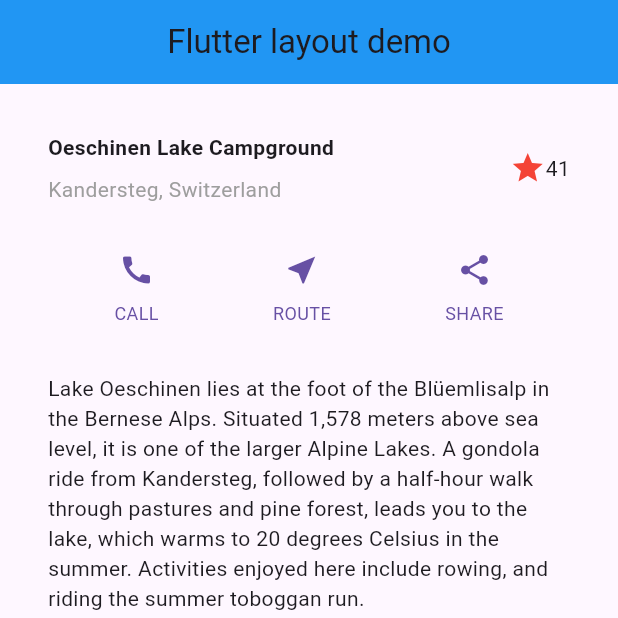
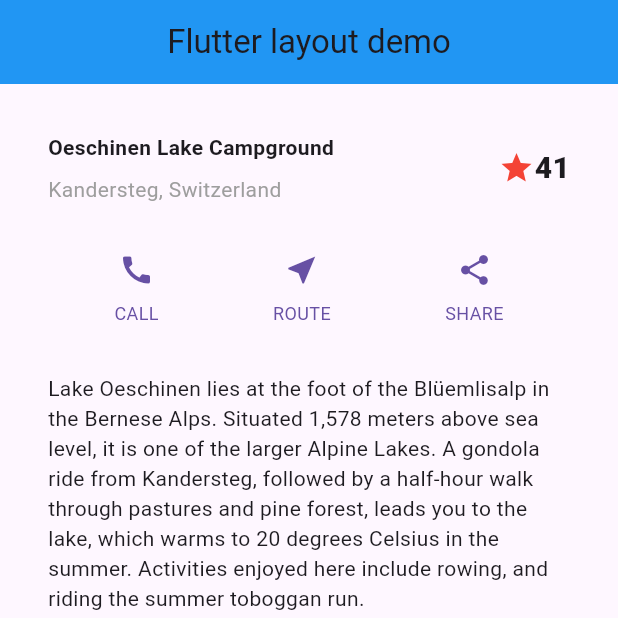
Before and after one commit to azusa-hara-gw/flutter_tutolial, a Flutter app: the screen it shows after launch, on a phone screen of 412 x 824 dp, the top half of it. Run offline on Flutter 3.47's test engine with Material 3 defaults, Android fonts, the phone set to English and light mode, and no system bars.

Commit message:
いろいろコメント追加

```diff
--- a/lib/main.dart
+++ b/lib/main.dart
@@ -3,6 +3,7 @@ import 'package:flutter/material.dart';
 void main() => runApp(const MyApp());
 
 //メイン部分
+//基本的にここで定義してその下にアイテムを加えていく
 class MyApp extends StatelessWidget {
   const MyApp({super.key});
 
@@ -59,9 +60,13 @@ class TitleSection extends StatelessWidget {
   final String name;
   final String location;
 
+//Padding以降をメインクラスに書くことができる
+//StatelessWidgetで切り出すことでメインを軽くする（コードを見やすくしている、ネストを深くしない）
+//切り出し方は人それぞれの好み
   @override
   Widget build(BuildContext context) {
     return Padding(
+       //下のものを横並び（raw）にしたいという指示で、上下左右32の余白
       padding: const EdgeInsets.all(32),
       child: Row(
         children: [
@@ -78,6 +83,8 @@ class TitleSection extends StatelessWidget {
                   child: Text(
                     //nameで指定したテキストのスタイル指定
                     name,
+                    //const は描画のパフォーマンスが上がる
+                    //不確定要素（外からとってきた）ものがあるとつけれない
                     style: const TextStyle(
                       fontWeight: FontWeight.bold,
                     ),
@@ -97,7 +104,13 @@ class TitleSection extends StatelessWidget {
             Icons.star,
             color: Colors.red[500],
           ),
-          const Text('41'),
+          const Text(
+            '41',
+            style: TextStyle(
+              fontWeight: FontWeight.w900,
+              fontSize: 20,
+            ),
+          ),
         ],
       ),
     );
```
